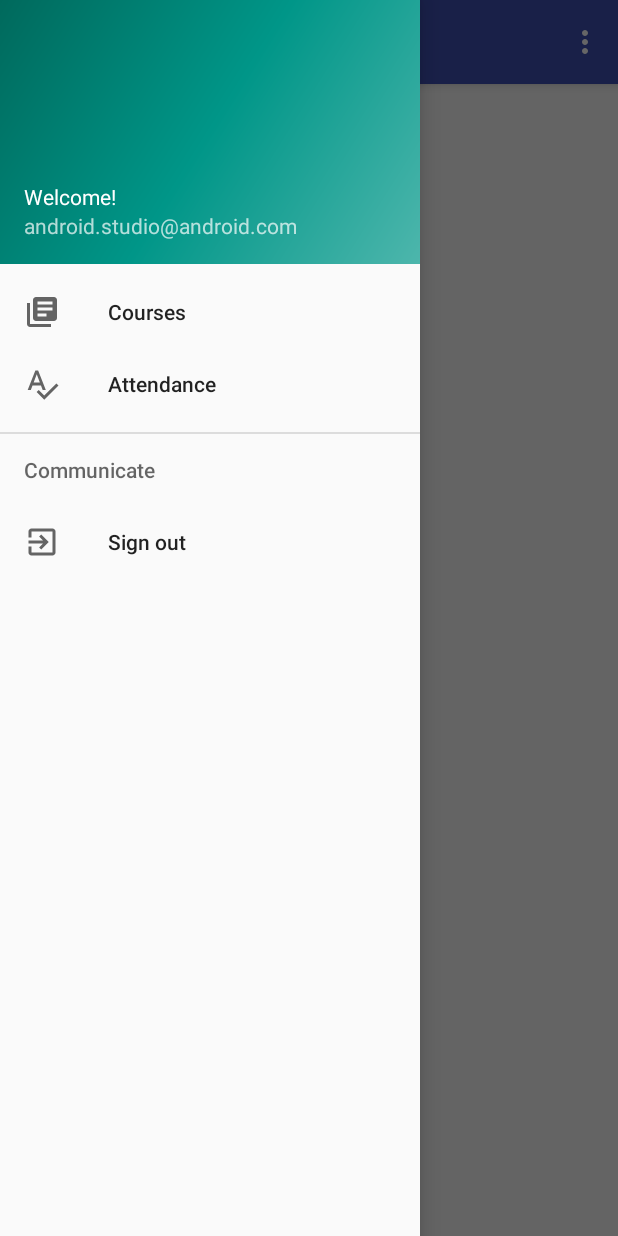
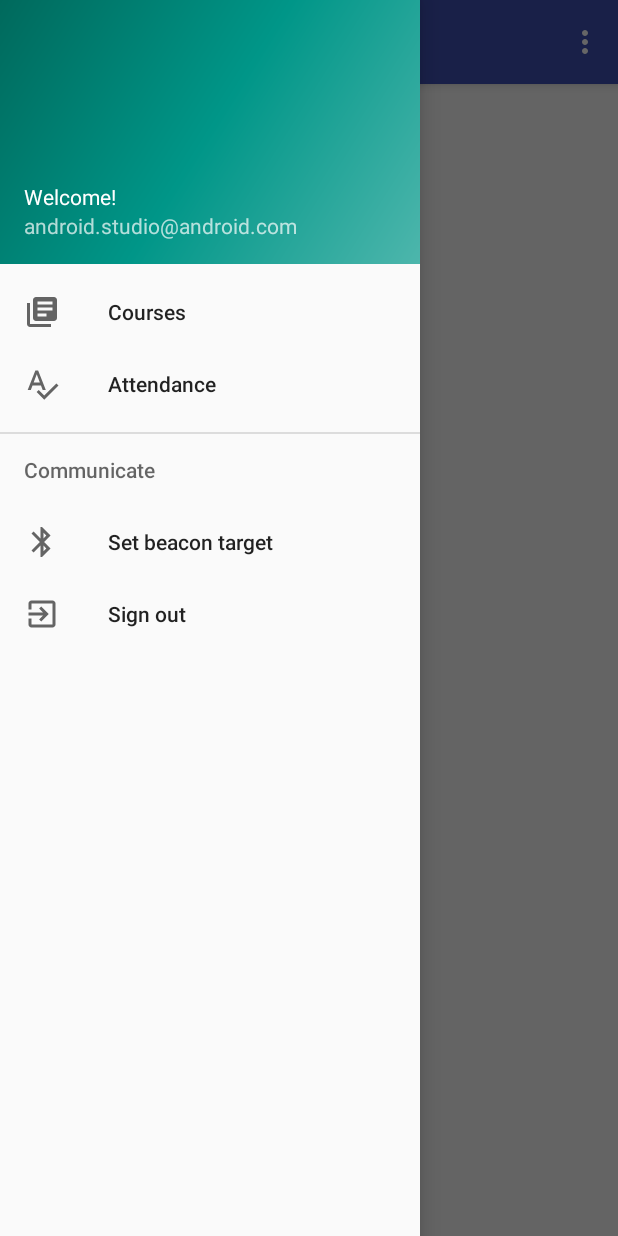
Before and after one commit to ymademikhanov/sp-kotlin, an Android app: the HomeActivity screen opened directly, with no data from a screen before it, with the side drawer open, on a phone screen of 412 x 824 dp. Run offline under Robolectric (Android 15) with nearby library versions, the phone set to English and light mode, and no system bars.

Commit message:
Added a page to set a target beacon address.

```diff
--- a/app/src/main/AndroidManifest.xml
+++ b/app/src/main/AndroidManifest.xml
@@ -13,6 +13,7 @@
     <uses-permission android:name="android.permission.READ_CONTACTS" />
     <uses-permission android:name="android.permission.ACCESS_WIFI_STATE" />
     <uses-permission android:name="android.permission.CHANGE_WIFI_STATE" />
+    <uses-permission android:name="android.permission.ACCESS_NETWORK_STATE" />
 
     <application
         android:allowBackup="true"
--- a/app/src/main/java/com/example/android/simplealarmmanagerapp/HomeActivity.kt
+++ b/app/src/main/java/com/example/android/simplealarmmanagerapp/HomeActivity.kt
@@ -2,7 +2,6 @@ package com.example.android.simplealarmmanagerapp
 
 import android.content.Context
 import android.content.SharedPreferences
-import android.os.AsyncTask
 import android.os.Bundle
 import android.support.design.widget.NavigationView
 import android.support.v4.view.GravityCompat
@@ -11,26 +10,21 @@ import android.support.v7.app.AppCompatActivity
 import android.util.Log
 import android.view.Menu
 import android.view.MenuItem
-import android.widget.ArrayAdapter
 import android.widget.ListView
-import android.widget.TextView
+import com.example.android.simplealarmmanagerapp.constants.PREFERENCES_NAME
+import com.example.android.simplealarmmanagerapp.fragments.SectionListFragment
+import com.example.android.simplealarmmanagerapp.fragments.SetTargetBeaconFragment
 import kotlinx.android.synthetic.main.activity_home.*
 import kotlinx.android.synthetic.main.app_bar_home.*
-import kotlinx.android.synthetic.main.nav_header_home.*
-import org.json.JSONArray
 
 class HomeActivity : AppCompatActivity(), NavigationView.OnNavigationItemSelectedListener {
     val TAG = "HomeActivity"
+    val STUDENT_URL = "https://attendance-app-dev.herokuapp.com/api/v1/students"
 
-    val STUDENT_URL = "https://attendance-app-dev.herokuapp.com/api/v1/students"
-    var SECTION_SUFFIX = "sections"
-
-    val PREFERENCES_NAME = "AuthenticationPreferences"
     lateinit var preferences: SharedPreferences
 
     lateinit var context: Context
-    lateinit var courseList: ArrayList<String>
-    lateinit var courseListView : ListView
+    lateinit var sectionList: ArrayList<String>
 
     override fun onCreate(savedInstanceState: Bundle?) {
         super.onCreate(savedInstanceState)
@@ -46,30 +40,7 @@ class HomeActivity : AppCompatActivity(), NavigationView.OnNavigationItemSelecte
 
         context = this
         preferences = context.getSharedPreferences(PREFERENCES_NAME, Context.MODE_PRIVATE)
-
-        courseListView = findViewById(R.id.section_list_view)
-        courseList = ArrayList()
-
-        val studentId = preferences.getInt("accountId", 0)
-        CourseListLoaderInBackground().execute(studentId)
-    }
-
-    inner class CourseListLoaderInBackground: AsyncTask<Int, String, JSONArray>() {
-        override fun doInBackground(vararg studentIds: Int?): JSONArray {
-            val studentId = studentIds[0]
-            val response = khttp.get("$STUDENT_URL/$studentId/$SECTION_SUFFIX")
-            Log.i(TAG, "Response: $response")
-            return response.jsonArray
-        }
-
-        override fun onPostExecute(courses: JSONArray) {
-            for (i in 0..(courses.length() - 1)) {
-                courseList.add(courses.getJSONObject(i).getString("title"))
-            }
-
-            var adapter = ArrayAdapter(context, android.R.layout.simple_list_item_1, courseList)
-            courseListView.adapter = adapter
-        }
+        sectionList = ArrayList()
     }
 
     override fun onBackPressed() {
@@ -97,21 +68,27 @@ class HomeActivity : AppCompatActivity(), NavigationView.OnNavigationItemSelecte
     }
 
     override fun onNavigationItemSelected(item: MenuItem): Boolean {
-        // Handle navigation view item clicks here.
+        val fragmentManager = getFragmentManager()
         when (item.itemId) {
             R.id.nav_courses -> {
-                // Handle the camera action
+                fragmentManager.beginTransaction().replace(R.id.content_frame, SectionListFragment()).commit()
             }
             R.id.nav_attendance -> {
 
+            }
+            R.id.set_beacon_target -> {
+                fragmentManager.beginTransaction().replace(R.id.content_frame, SetTargetBeaconFragment()).commit()
             }
             R.id.nav_sign_out -> {
                 val editor = preferences.edit()
                 editor.remove("email")
                 editor.remove("password")
                 editor.remove("signedIn")
+                editor.remove("jwt")
                 editor.apply()
                 finish()
+
+                Log.i(TAG, "User signed out!")
             }
         }
 
--- /dev/null
+++ b/app/src/main/java/com/example/android/simplealarmmanagerapp/constants/PreferencesConstants.kt
@@ -0,0 +1,4 @@
+package com.example.android.simplealarmmanagerapp.constants
+
+const val PREFERENCES_NAME = "AuthenticationPreferences"
+const val TARGET_BEACON_ADDRESS_PREFERENCE_CONST = "targetBeaconAddress"
--- a/app/src/main/java/com/example/android/simplealarmmanagerapp/form_creators/InstructorSignUpFormCreator.kt
+++ b/app/src/main/java/com/example/android/simplealarmmanagerapp/form_creators/InstructorSignUpFormCreator.kt
@@ -46,6 +46,10 @@ class InstructorSignUpFormCreator(var context: Context) {
         layout.addView(submitButton)
     }
 
+    fun resetPasswordField() {
+        passwordField.editText.setText("")
+    }
+
     fun getInstructor() : Instructor {
         var instructor = Instructor(
                 firstnameField.getText(),
--- a/app/src/main/java/com/example/android/simplealarmmanagerapp/form_creators/StudentSignUpFormCreator.kt
+++ b/app/src/main/java/com/example/android/simplealarmmanagerapp/form_creators/StudentSignUpFormCreator.kt
@@ -45,6 +45,10 @@ class StudentSignUpFormCreator(var context: Context) {
         layout.addView(submitButton)
     }
 
+    fun resetPasswordField() {
+        passwordField.editText.setText("")
+    }
+
     fun getStudent() : Student {
         var student = Student(
                 studentIdField.getText().toInt(),
--- /dev/null
+++ b/app/src/main/res/drawable/ic_baseline_bluetooth_24px.xml
@@ -0,0 +1,9 @@
+<vector xmlns:android="http://schemas.android.com/apk/res/android"
+    android:width="24dp"
+    android:height="24dp"
+    android:viewportWidth="24"
+    android:viewportHeight="24">
+  <path
+      android:fillColor="#FF000000"
+      android:pathData="M17.71,7.71L12,2h-1v7.59L6.41,5 5,6.41 10.59,12 5,17.59 6.41,19 11,14.41L11,22h1l5.71,-5.71 -4.3,-4.29 4.3,-4.29zM13,5.83l1.88,1.88L13,9.59L13,5.83zM14.88,16.29L13,18.17v-3.76l1.88,1.88z"/>
+</vector>
--- a/app/src/main/res/menu/activity_home_drawer.xml
+++ b/app/src/main/res/menu/activity_home_drawer.xml
@@ -17,6 +17,10 @@
     <item android:title="Communicate">
         <menu>
             <item
+                android:id="@+id/set_beacon_target"
+                android:icon="@drawable/ic_baseline_bluetooth_24px"
+                android:title="Set beacon target" />
+            <item
                 android:id="@+id/nav_sign_out"
                 android:icon="@drawable/ic_baseline_exit_to_app_24px"
                 android:title="Sign out" />
--- a/app/src/main/res/values/strings.xml
+++ b/app/src/main/res/values/strings.xml
@@ -21,4 +21,7 @@
     <string name="nav_header_subtitle">android.studio@android.com</string>
     <string name="nav_header_desc">Navigation header</string>
     <string name="action_settings">Settings</string>
+    <string name="target_beacon_address">Enter Beacon address. Example: C0:34:D3:21:3D:E4</string>
+    <string name="set_target_beacon_text">Set a target beacon.</string>
+    <string name="save">Save</string>
 </resources>
```
Also changed, not shown: app/src/main/java/com/example/android/simplealarmmanagerapp/AuthActivity.kt (+57 -22 lines), app/src/main/java/com/example/android/simplealarmmanagerapp/form_creators/SignInFormCreator.kt (+9 -0 lines), app/src/main/java/com/example/android/simplealarmmanagerapp/fragments/SectionListFragment.kt (added, +65 -0 lines), app/src/main/java/com/example/android/simplealarmmanagerapp/fragments/SetTargetBeaconFragment.kt (added, +47 -0 lines), app/src/main/java/com/example/android/simplealarmmanagerapp/models/FormField.kt (+9 -7 lines), app/src/main/res/layout/content_home.xml (+5 -5 lines), app/src/main/res/layout/section_list_layout.xml (added, +12 -0 lines), app/src/main/res/layout/set_target_beacon_layout.xml (added, +27 -0 lines).
